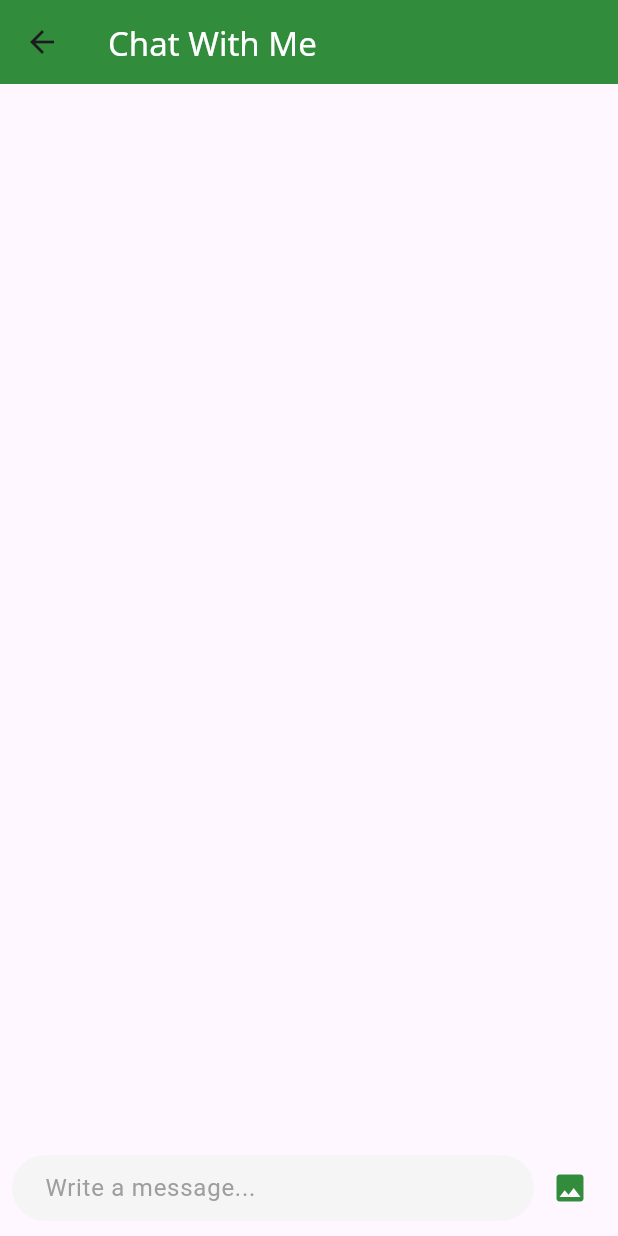
After one commit to Mhmdsharkawi/Guidek, a Flutter app: the ChatWithMe screen opened by its route, after a tap on the "image" icon, on a phone screen of 412 x 824 dp. The commit adds this screen. Run offline on Flutter 3.47's test engine with Material 3 defaults, Android fonts, the phone set to English and light mode, and no system bars; drawn by our look-alikes of dash_chat_2; our stand-ins replace carousel_slider, email_validator, flutter_gemini, flutter_svg, google_fonts, image_picker.

Commit message:
added chat with me screen useing gemni api m7md can you fix they routes cuz i dont know how you did it and i dont wana miss every thing up

```diff
--- /dev/null
+++ b/lib/Annoncement_page/Chat_With_Me.dart
@@ -0,0 +1,156 @@
+import 'dart:io';
+import 'dart:typed_data';
+import 'package:flutter/services.dart';
+import 'package:dash_chat_2/dash_chat_2.dart';
+import 'package:flutter/material.dart';
+import 'package:flutter_gemini/flutter_gemini.dart';
+import 'package:image_picker/image_picker.dart';
+import 'package:google_fonts/google_fonts.dart';
+
+class ChatWithMe extends StatefulWidget {
+  const ChatWithMe({super.key});
+
+  @override
+  State<ChatWithMe> createState() => _ChatWithMeState();
+}
+
+class _ChatWithMeState extends State<ChatWithMe> {
+  final Gemini gemini = Gemini.instance;
+
+  List<ChatMessage> messages = [];
+
+  ChatUser currentUser = ChatUser(id: "0", firstName: "User");
+  ChatUser BotUser = ChatUser(
+    id: "1",
+    firstName: "Guidek",
+    profileImage: "",//replace with they app icon img
+  );
+
+  @override
+  Widget build(BuildContext context) {
+    SystemChrome.setSystemUIOverlayStyle(const SystemUiOverlayStyle(
+      statusBarColor: Colors.black,
+      statusBarIconBrightness: Brightness.light,
+    ));
+
+    return Scaffold(
+      appBar: AppBar(
+        backgroundColor: Color(0xFF318c3c),
+        leading: IconButton(
+          icon: const Icon(Icons.arrow_back),
+          onPressed: () {
+            Navigator.pop(context);
+          },
+        ),
+        title: Row(
+          children: [
+            Text(
+              'Chat With Me',
+              style: GoogleFonts.notoSans(fontWeight: FontWeight.normal,color: Colors.white),
+            ),
+          ],
+        ),
+      ),
+      body: _buildUI(),
+    );
+  }
+
+  Widget _buildUI() {
+    return DashChat(
+      inputOptions: InputOptions(
+        trailing: [
+          IconButton(
+            color: const Color(0xFF318c3c),
+            onPressed: _sendMediaMessage,
+            icon: const Icon(
+              Icons.image,
+              color: Color(0xFF318c3c),
+            ),
+          ),
+        ],
+        sendButtonBuilder: (Function() onSend) => IconButton(
+          icon: const Icon(Icons.send, color: Color(0xFF318c3c)),
+          onPressed: onSend,
+        ),
+      ),
+      messageOptions:const MessageOptions(
+        currentUserContainerColor: Color(0xFF318c3c),
+        currentUserTextColor: Colors.white,
+      ),
+      currentUser: currentUser,
+      onSend: _sendMessage,
+      messages: messages,
+    );
+  }
+
+  void _sendMessage(ChatMessage chatMessage) {
+    setState(() {
+      messages = [chatMessage, ...messages];
+    });
+    try {
+      String question = chatMessage.text;
+      List<Uint8List>? images;
+      if (chatMessage.medias?.isNotEmpty ?? false) {
+        images = [
+          File(chatMessage.medias!.first.url).readAsBytesSync(),
+        ];
+      }
+      gemini
+          .streamGenerateContent(
+        question,
+        images: images,
+      )
+          .listen((event) {
+        ChatMessage? lastMessage = messages.firstOrNull;
+        if (lastMessage != null && lastMessage.user == BotUser) {
+          lastMessage = messages.removeAt(0);
+          String response = event.content?.parts?.fold(
+              "", (previous, current) => "$previous ${current.text}") ??
+              "";
+          lastMessage.text += response;
+          setState(
+                () {
+              messages = [lastMessage!, ...messages];
+            },
+          );
+        } else {
+          String response = event.content?.parts?.fold(
+              "", (previous, current) => "$previous ${current.text}") ??
+              "";
+          ChatMessage message = ChatMessage(
+            user: BotUser,
+            createdAt: DateTime.now(),
+            text: response,
+          );
+          setState(() {
+            messages = [message, ...messages];
+          });
+        }
+      });
+    } catch (e) {
+      print(e);
+    }
+  }
+
+  void _sendMediaMessage() async {
+    ImagePicker picker = ImagePicker();
+    XFile? file = await picker.pickImage(
+      source: ImageSource.gallery,
+    );
+    if (file != null) {
+      ChatMessage chatMessage = ChatMessage(
+        user: currentUser,
+        createdAt: DateTime.now(),
+        text: "Describe this picture?",
+        medias: [
+          ChatMedia(
+            url: file.path,
+            fileName: "",
+            type: MediaType.image,
+          )
+        ],
+      );
+      _sendMessage(chatMessage);
+    }
+  }
+}
--- a/lib/Annoncement_page/GPA_Calculator.dart
+++ b/lib/Annoncement_page/GPA_Calculator.dart
@@ -34,7 +34,7 @@ class _GpaCalculatorState extends State<GpaCalculator> {
           children: [
             Text(
               'GPA Calculator',
-              style: GoogleFonts.notoSans(fontWeight: FontWeight.normal),
+              style: GoogleFonts.notoSans(fontWeight: FontWeight.normal ,color: Colors.white),
             ),
           ],
         ),
--- /dev/null
+++ b/lib/consts.dart
@@ -0,0 +1 @@
+const String GEMINI_API_KEY = "AIzaSyDjIYwHiR55zgCiLCLJHb-UIBH-gPlrQjE";//place your api key
--- a/lib/main.dart
+++ b/lib/main.dart
@@ -5,8 +5,14 @@ import 'Signup&Login/signup.dart';
 import 'Signup&Login/forgot_password.dart';
 import 'Annoncement_page/Home_Annoncement_page.dart';
 import 'Annoncement_page/GPA_Calculator.dart';
+import 'Annoncement_page/Chat_With_Me.dart';
+import 'consts.dart';
+import 'package:flutter_gemini/flutter_gemini.dart';
 
 void main() {
+  Gemini.init(
+    apiKey: GEMINI_API_KEY,
+  );
   runApp(const MyApp());
 }
 
@@ -25,6 +31,7 @@ class MyApp extends StatelessWidget {
         '/forgot_password': (context) => const ForgotPasswordPage(),
         '/Home_Annoncament_page': (context) => HomeAnnoncementPage(),
         '/GPA_Calculator': (context) => GpaCalculator(),
+        '/Chat_With_Me': (context) =>const ChatWithMe(),
       },
     );
   }
--- a/pubspec.yaml
+++ b/pubspec.yaml
@@ -15,6 +15,9 @@ dependencies:
   carousel_slider: ^4.2.0  # أضف مكتبة carousel_slider هنا
   flutter_svg: ^2.0.10+1
   google_fonts: ^6.2.1
+  flutter_gemini: ^2.0.4
+  dash_chat_2: ^0.0.21
+  image_picker: ^1.1.2
 
  # The following adds the Cupertino Icons font to your application.
  # Use with the CupertinoIcons class for iOS style icons.
```
Also changed, not shown: pubspec.lock.
